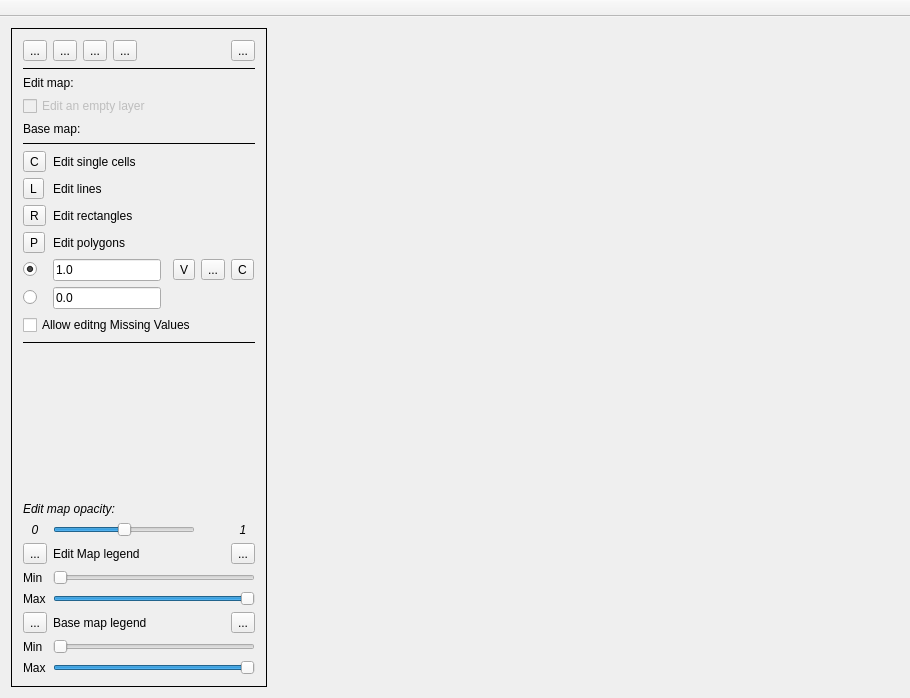
The window that mainwindow.ui (vjetten/MapEdit) describes before a commit, drawn with Qt 5.
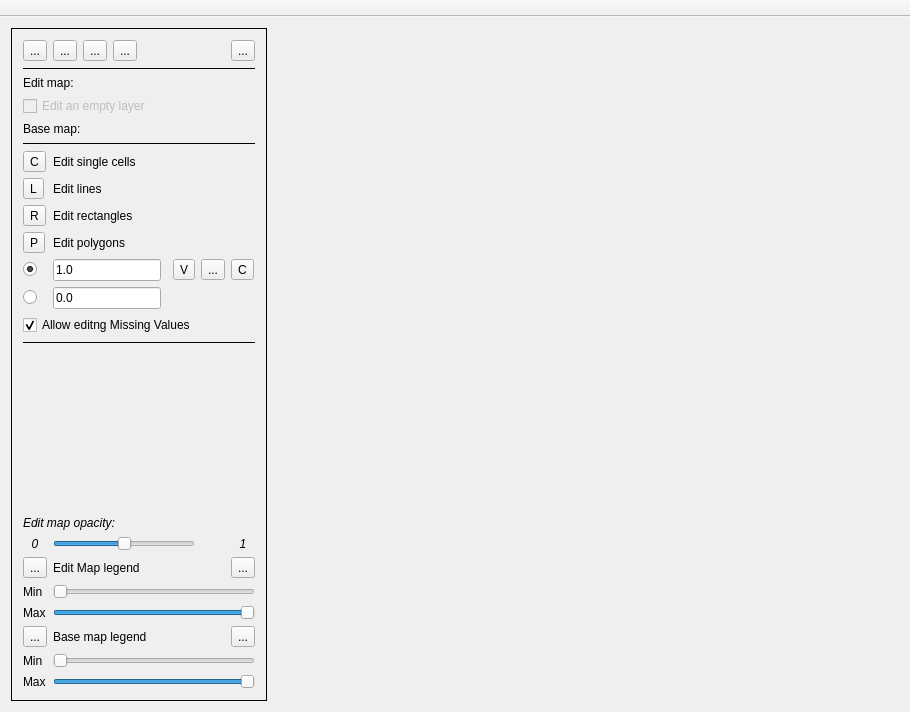
The same window after the commit. Icons and pictures are not drawn.

Diff of the .ui file:
```diff
--- a/mainwindow.ui
+++ b/mainwindow.ui
@@ -7,7 +7,7 @@
     <x>0</x>
     <y>0</y>
     <width>910</width>
-    <height>698</height>
+    <height>712</height>
    </rect>
   </property>
   <property name="windowTitle">
@@ -669,6 +669,9 @@
          <property name="text">
           <string>Allow editng Missing Values</string>
          </property>
+         <property name="checked">
+          <bool>true</bool>
+         </property>
         </widget>
        </item>
       </layout>
```
Left out of the diff: 40 changed lines with no effect on the pictures.
